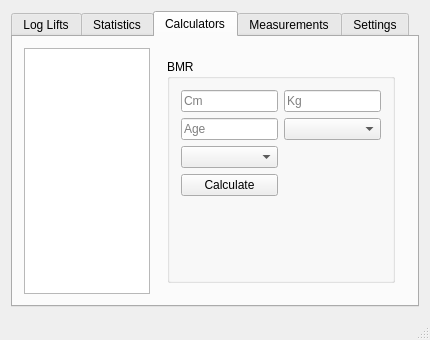
krille0x7c2/LiftLog, file mainwindow.ui: the form before one commit.
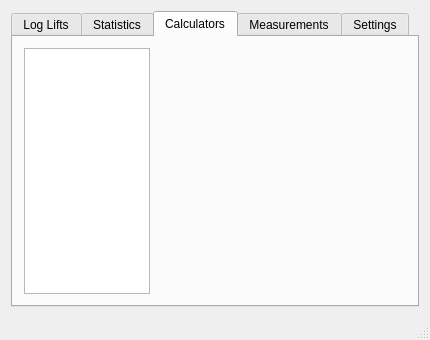
The form after the commit. The open tabs and pages were chosen to show the change.

Commit message: merged bmr with tdee

Patch:
```diff
--- a/mainwindow.ui
+++ b/mainwindow.ui
@@ -416,6 +416,9 @@
             </item>
            </layout>
           </widget>
+          <widget class="QWidget" name="page_3">
+           <layout class="QVBoxLayout" name="verticalLayout_7"/>
+          </widget>
          </widget>
         </item>
        </layout>
```
The commit also changes 1 other file.
